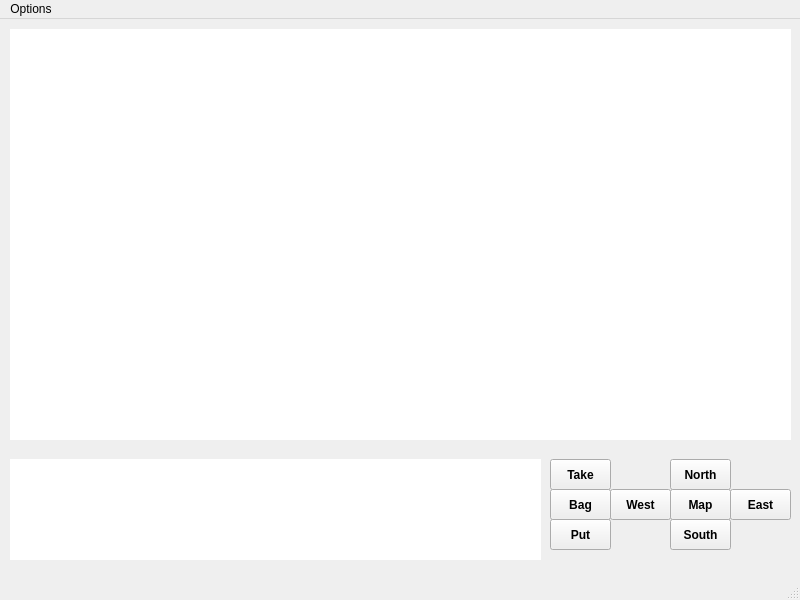
Before: the Qt Designer form LemonadePanda/mainwindow.ui in Wix234/Zork, drawn with Qt 5.
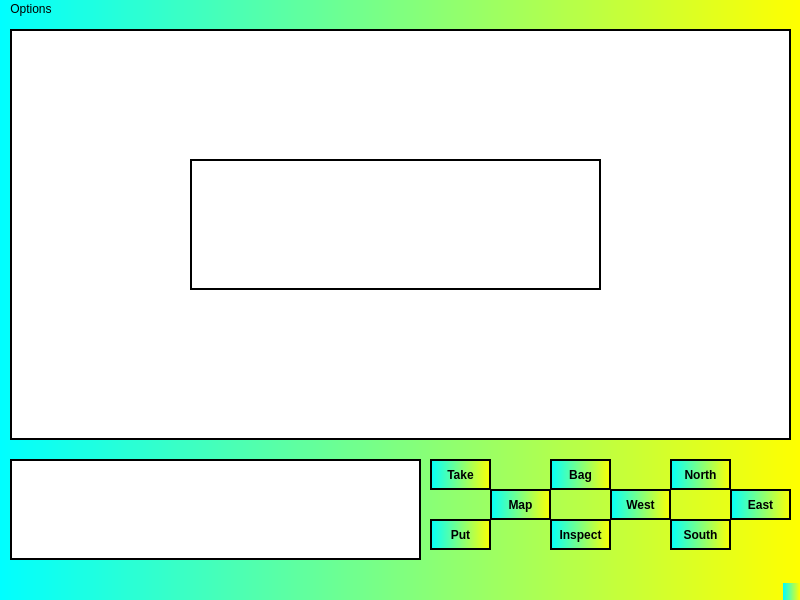
After: the same form once the commit is applied.

Diff of the .ui file:
```diff
--- a/LemonadePanda/mainwindow.ui
+++ b/LemonadePanda/mainwindow.ui
@@ -14,7 +14,7 @@
    <string>LemonadePanda :: Zork</string>
   </property>
   <property name="styleSheet">
-   <string notr="true"/>
+   <string notr="true">background-color: qlineargradient(spread:pad, x1:0, y1:0, x2:1, y2:0, stop:0 rgba(0, 255, 255, 255), stop:1 rgba(255, 255, 0, 255));</string>
   </property>
   <widget class="QWidget" name="centralwidget">
    <widget class="QPushButton" name="East">
@@ -33,6 +33,9 @@
       <bold>true</bold>
      </font>
     </property>
+    <property name="styleSheet">
+     <string notr="true">border: 2px solid black;</string>
+    </property>
     <property name="text">
      <string>East</string>
     </property>
@@ -53,6 +56,9 @@
       <bold>true</bold>
      </font>
     </property>
+    <property name="styleSheet">
+     <string notr="true">border: 2px solid black;</string>
+    </property>
     <property name="text">
      <string>South</string>
     </property>
@@ -73,6 +79,9 @@
       <bold>true</bold>
      </font>
     </property>
+    <property name="styleSheet">
+     <string notr="true">border: 2px solid black;</string>
+    </property>
     <property name="text">
      <string>West</string>
     </property>
@@ -82,16 +91,26 @@
      <rect>
       <x>10</x>
       <y>440</y>
-      <width>531</width>
+      <width>411</width>
       <height>101</height>
      </rect>
     </property>
+    <property name="font">
+     <font>
+      <family>Consolas</family>
+      <pointsize>10</pointsize>
+     </font>
+    </property>
     <property name="styleSheet">
-     <string notr="true">background-color: rgb(255, 255, 255);</string>
+     <string notr="true">background-color: rgb(255, 255, 255);
+border: 2px solid black;</string>
     </property>
     <property name="text">
      <string>&lt;html&gt;&lt;head/&gt;&lt;body&gt;&lt;p&gt;&lt;br/&gt;&lt;/p&gt;&lt;/body&gt;&lt;/html&gt;</string>
     </property>
+    <property name="alignment">
+     <set>Qt::AlignLeading|Qt::AlignLeft|Qt::AlignTop</set>
+    </property>
     <property name="wordWrap">
      <bool>true</bool>
     </property>
@@ -105,8 +124,15 @@
       <height>411</height>
      </rect>
     </property>
+    <property name="font">
+     <font>
+      <family>Consolas</family>
+      <pointsize>10</pointsize>
+     </font>
+    </property>
     <property name="styleSheet">
-     <string notr="true">background-color: rgb(255, 255, 255);</string>
+     <string notr="true">background-color: rgb(255, 255, 255);
+border:2px solid black</string>
     </property>
     <property name="text">
      <string/>
@@ -128,39 +154,17 @@
       <bold>true</bold>
      </font>
     </property>
+    <property name="styleSheet">
+     <string notr="true">border: 2px solid black;</string>
+    </property>
     <property name="text">
      <string>North</string>
     </property>
    </widget>
-   <widget class="QLabel" name="errorLabel">
-    <property name="geometry">
-     <rect>
-      <x>140</x>
-      <y>140</y>
-      <width>511</width>
-      <height>121</height>
-     </rect>
-    </property>
-    <property name="font">
-     <font>
-      <family>MS Sans Serif</family>
-      <pointsize>22</pointsize>
-      <weight>75</weight>
-      <italic>true</italic>
-      <bold>true</bold>
-     </font>
-    </property>
-    <property name="text">
-     <string/>
-    </property>
-    <property name="alignment">
-     <set>Qt::AlignCenter</set>
-    </property>
-   </widget>
    <widget class="QPushButton" name="map">
     <property name="geometry">
      <rect>
-      <x>670</x>
+      <x>490</x>
       <y>470</y>
       <width>61</width>
       <height>31</height>
@@ -173,6 +177,9 @@
       <bold>true</bold>
      </font>
     </property>
+    <property name="styleSheet">
+     <string notr="true">border: 2px solid black;</string>
+    </property>
     <property name="text">
      <string>Map</string>
     </property>
@@ -180,7 +187,7 @@
    <widget class="QPushButton" name="take">
     <property name="geometry">
      <rect>
-      <x>550</x>
+      <x>430</x>
       <y>440</y>
       <width>61</width>
       <height>31</height>
@@ -193,6 +200,9 @@
       <bold>true</bold>
      </font>
     </property>
+    <property name="styleSheet">
+     <string notr="true">border: 2px solid black;</string>
+    </property>
     <property name="text">
      <string>Take</string>
     </property>
@@ -200,7 +210,7 @@
    <widget class="QPushButton" name="put">
     <property name="geometry">
      <rect>
-      <x>550</x>
+      <x>430</x>
       <y>500</y>
       <width>61</width>
       <height>31</height>
@@ -213,6 +223,9 @@
       <bold>true</bold>
      </font>
     </property>
+    <property name="styleSheet">
+     <string notr="true">border: 2px solid black;</string>
+    </property>
     <property name="text">
      <string>Put</string>
     </property>
@@ -221,7 +234,7 @@
     <property name="geometry">
      <rect>
       <x>550</x>
-      <y>470</y>
+      <y>440</y>
       <width>61</width>
       <height>31</height>
      </rect>
@@ -233,10 +246,65 @@
       <bold>true</bold>
      </font>
     </property>
+    <property name="styleSheet">
+     <string notr="true">border: 2px solid black;</string>
+    </property>
     <property name="text">
      <string>Bag</string>
     </property>
    </widget>
+   <widget class="QPushButton" name="inspect">
+    <property name="geometry">
+     <rect>
+      <x>550</x>
+      <y>500</y>
+      <width>61</width>
+      <height>31</height>
+     </rect>
+    </property>
+    <property name="font">
+     <font>
+      <family>MS Sans Serif</family>
+      <weight>75</weight>
+      <bold>true</bold>
+     </font>
+    </property>
+    <property name="styleSheet">
+     <string notr="true">border: 2px solid black;</string>
+    </property>
+    <property name="text">
+     <string>Inspect</string>
+    </property>
+   </widget>
+   <widget class="QLabel" name="errorLabel">
+    <property name="geometry">
+     <rect>
+      <x>190</x>
+      <y>140</y>
+      <width>411</width>
+      <height>131</height>
+     </rect>
+    </property>
+    <property name="font">
+     <font>
+      <family>Consolas</family>
+      <pointsize>20</pointsize>
+      <weight>75</weight>
+      <bold>true</bold>
+     </font>
+    </property>
+    <property name="styleSheet">
+     <string notr="true">background-color: rgb(255, 255, 255);
+border:2px solid black;
+</string>
+    </property>
+    <property name="text">
+     <string/>
+    </property>
+    <property name="alignment">
+     <set>Qt::AlignCenter</set>
+    </property>
+   </widget>
   </widget>
   <widget class="QMenuBar" name="menubar">
    <property name="geometry">
```
